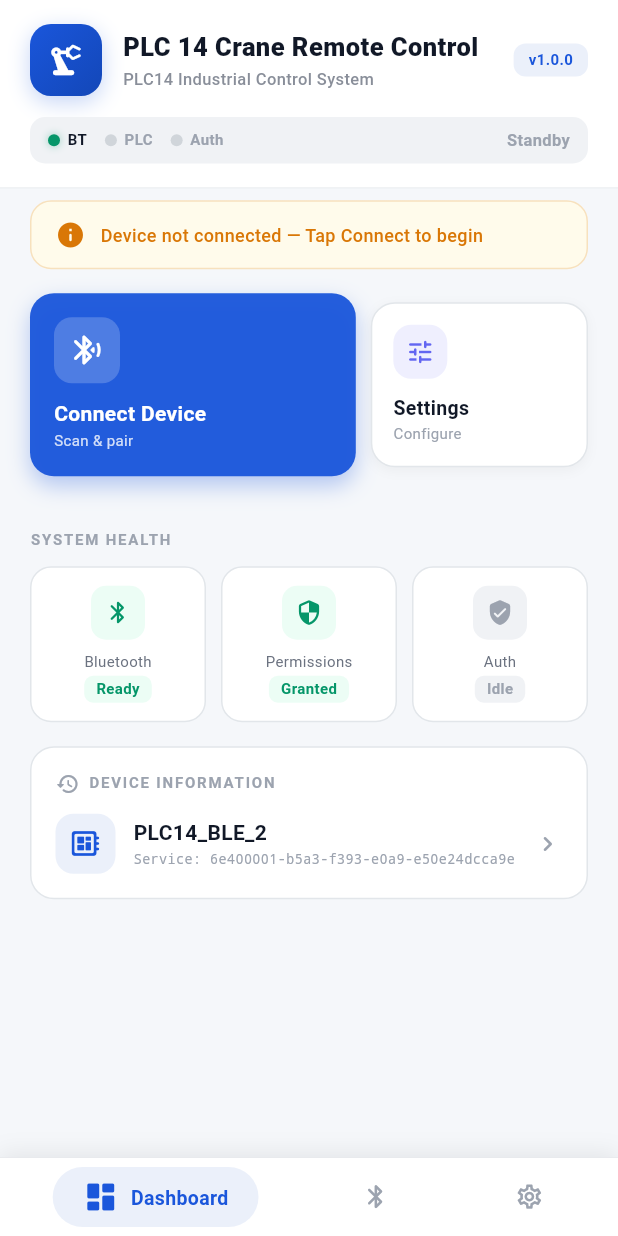
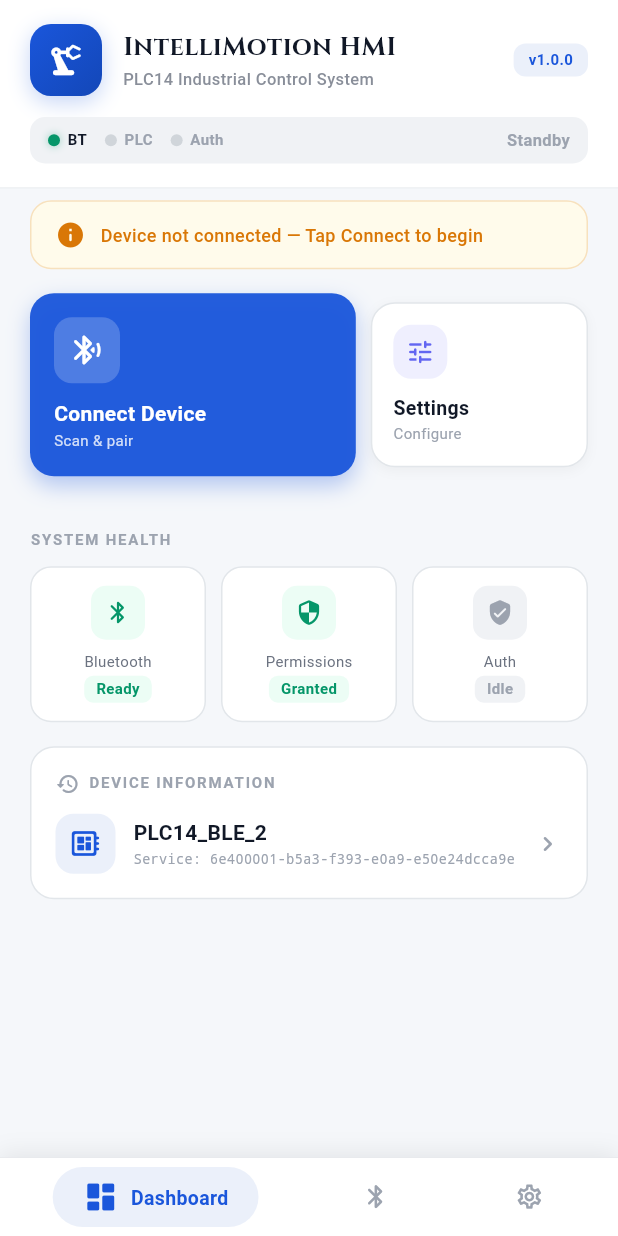
Before and after one commit to ashik134/IntelliHMI-BLE-Unified-Automation-Interface, a Flutter app: the screen it shows after launch, on a phone screen of 412 x 824 dp. Run offline on Flutter 3.47's test engine with Material 3 defaults, Android fonts, the phone set to English and light mode, and no system bars; our stand-ins replace flutter_blue_plus, google_fonts, logger, permission_handler, shared_preferences, vibration and 1 more.

Commit message:
feat: update app title and add Google Fonts dependency; refactor imports

```diff
--- a/lib/main.dart
+++ b/lib/main.dart
@@ -4,11 +4,13 @@ import 'package:provider/provider.dart';
 
 import 'package:rev6_crane_control_ops/utils/constants.dart';
 import 'package:rev6_crane_control_ops/theme/app_theme.dart';
+
+import 'package:rev6_crane_control_ops/screens/home_screen.dart';
 import 'package:rev6_crane_control_ops/screens/login_screen.dart';
+import 'package:rev6_crane_control_ops/screens/splash_screen.dart';
 import 'package:rev6_crane_control_ops/screens/control_screen.dart';
 import 'package:rev6_crane_control_ops/screens/connection_screen.dart';
-import 'package:rev6_crane_control_ops/screens/splash_screen.dart';
-import 'package:rev6_crane_control_ops/screens/home_screen.dart';
+
 import 'package:rev6_crane_control_ops/controllers/crane_controllers.dart';
 import 'package:rev6_crane_control_ops/controllers/layout_settings_controller.dart';
 
--- a/lib/screens/home_screen.dart
+++ b/lib/screens/home_screen.dart
@@ -1,6 +1,7 @@
 import 'package:flutter/material.dart';
 import 'package:flutter/services.dart';
 import 'package:provider/provider.dart';
+import 'package:google_fonts/google_fonts.dart';
 
 import 'package:rev6_crane_control_ops/controllers/crane_controllers.dart';
 import 'package:rev6_crane_control_ops/controllers/layout_settings_controller.dart';
@@ -447,12 +448,14 @@ class _ProfessionalHeader extends StatelessWidget {
                 child: Column(
                   crossAxisAlignment: CrossAxisAlignment.start,
                   children: [
-                    const Text(
+                    Text(
                       AppConstants.appTitle,
-                      style: TextStyle(
+                      style: GoogleFonts.cinzel(
+
                         color: AppColors.lightText,
                         fontSize: 17,
-                        fontWeight: FontWeight.w800,
+
+                        fontWeight: FontWeight.w700,
                         letterSpacing: 0.3,
                       ),
                     ),
--- a/lib/utils/constants.dart
+++ b/lib/utils/constants.dart
@@ -2,7 +2,7 @@ import 'package:flutter/material.dart';
 
 class AppConstants {
   static const String plcName = 'PLC 14';
-  static const String appTitle = '$plcName Crane Remote Control';
+  static const String appTitle = 'IntelliMotion HMI';
   static const String appVersion = '1.0.0';
   static const String prefsKeyEmail = 'saved_email';
   static const String prefsKeyPassword = 'saved_password';
--- a/pubspec.yaml
+++ b/pubspec.yaml
@@ -42,6 +42,7 @@ dependencies:
   logger: ^2.7.0
   vibration: ^3.1.8
   flutter_launcher_icons: ^0.14.4
+  google_fonts: ^8.1.0
 
 
 dev_dependencies:
```
Also changed, not shown: pubspec.lock, 2 other files.
